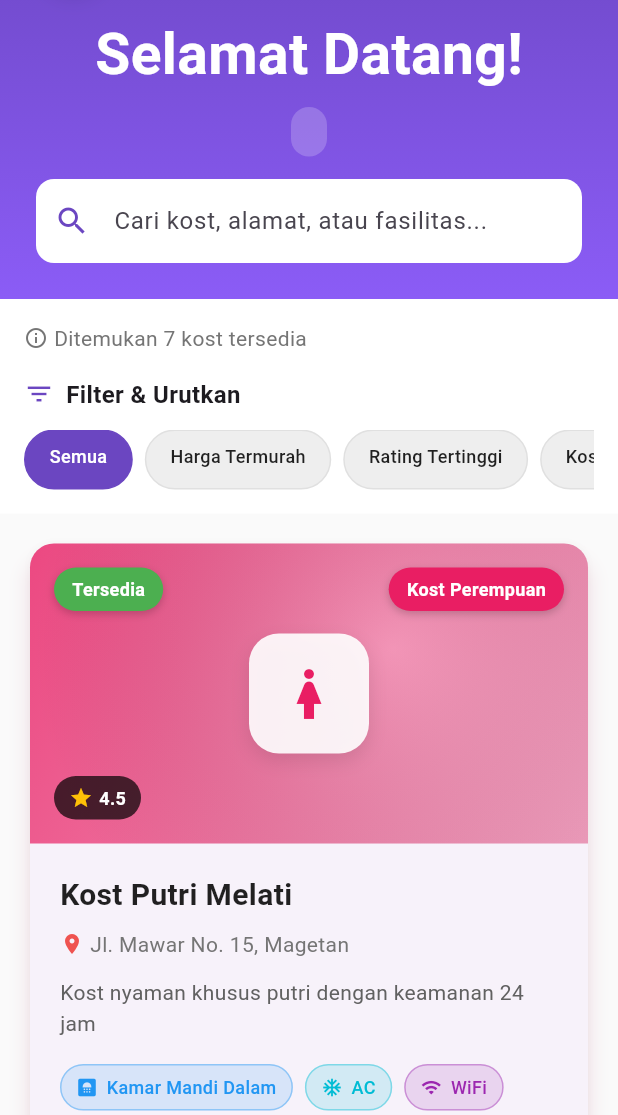
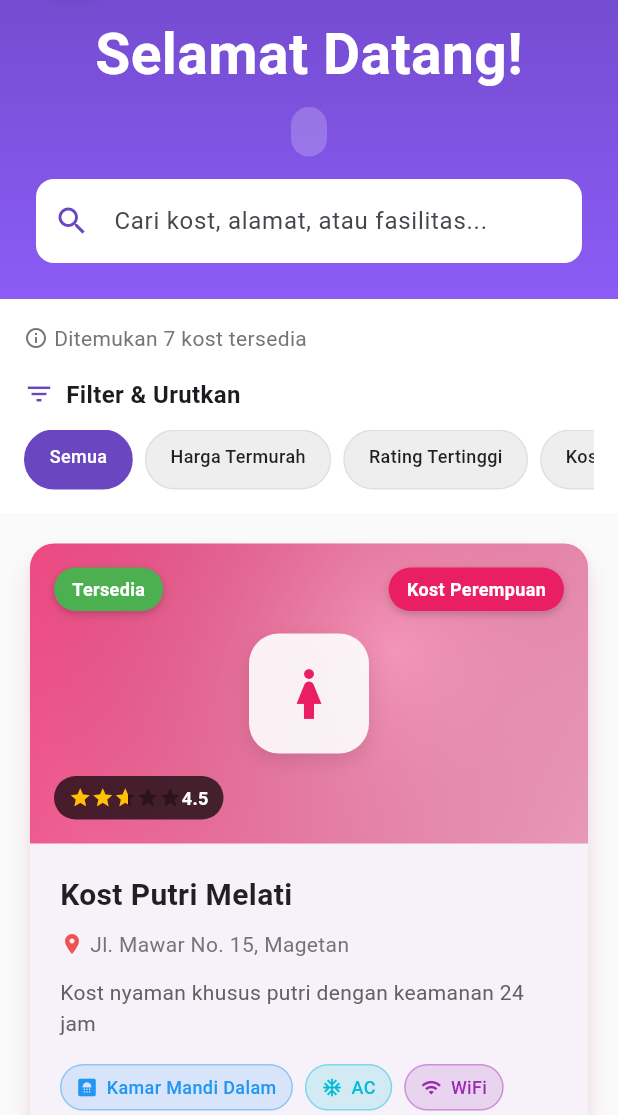
Before and after one commit to lupitaaasetia/aplikasi_kostqu, a Flutter app: the HomeScreen screen opened directly with empty values, on a phone screen of 412 x 824 dp, the part 121-1236 px from its top. Run offline on Flutter 3.47's test engine with Material 3 defaults, Android fonts, the phone set to English and light mode, and no system bars; drawn by our look-alikes of flutter_rating_bar; our stand-ins replace loading_animation_widget; accounts and stored records are empty.

Commit message:
Penambahan Librery

```diff
--- a/lib/models/base_entity.dart
+++ b/lib/models/base_entity.dart
@@ -21,7 +21,6 @@ abstract class BaseEntity {
   Map<String, dynamic> toJson();
   String getDisplayName();
 
-  // Template method pattern
   String getBaseInfo() {
     return 'ID: $_id, Created: ${_formatDate(_createdAt)}';
   }
--- a/lib/models/facility.dart
+++ b/lib/models/facility.dart
@@ -77,6 +77,7 @@ class Facility extends BaseEntity {
       'name': _name,
       'type': _type.name,
       'iconCodePoint': _icon.codePoint,
+      // ignore: deprecated_member_use
       'colorValue': _color.value,
       'isAvailable': _isAvailable,
       'additionalCost': _additionalCost,
@@ -123,14 +124,6 @@ class Facility extends BaseEntity {
         icon: Icons.electrical_services,
         color: Colors.amber,
       );
-    } else if (lowerName.contains('parkir')) {
-      return Facility(
-        id: id,
-        name: facilityName,
-        type: FacilityType.parking,
-        icon: Icons.local_parking,
-        color: Colors.grey,
-      );
     } else {
       return Facility(
         id: id,
--- a/lib/screens/home_screen.dart
+++ b/lib/screens/home_screen.dart
@@ -1,5 +1,6 @@
 // screens/home_screen.dart - Updated with SingleChildScrollView and Centered Welcome Text
 import 'package:flutter/material.dart';
+import 'package:flutter_rating_bar/flutter_rating_bar.dart';
 import '../models/kost.dart';
 import '../services/kost_service.dart';
 import '../services/auth_service.dart';
@@ -616,7 +617,7 @@ class _HomeScreenState extends State<HomeScreen> {
                     ),
                   ),
 
-                  // Rating badge
+                  //    badge
                   Positioned(
                     bottom: 16,
                     left: 16,
@@ -632,8 +633,14 @@ class _HomeScreenState extends State<HomeScreen> {
                       child: Row(
                         mainAxisSize: MainAxisSize.min,
                         children: [
-                          const Icon(Icons.star, color: Colors.amber, size: 16),
-                          const SizedBox(width: 4),
+                          RatingBarIndicator(
+                            rating: 2.6,
+                            itemBuilder: (context, index) =>
+                                Icon(Icons.star, color: Colors.amber),
+                            itemCount: 5,
+                            itemSize: 15.0,
+                            direction: Axis.horizontal,
+                          ),
                           Text(
                             kost.rating.toStringAsFixed(1),
                             style: const TextStyle(
--- a/lib/screens/login_screen.dart
+++ b/lib/screens/login_screen.dart
@@ -1,4 +1,3 @@
-// screens/login_screen.dart
 import 'package:aplikasi_kostqu/screens/forgrt_password_screen.dart';
 import 'package:aplikasi_kostqu/widgets/custom_button.dart';
 import 'package:aplikasi_kostqu/widgets/custom_text_field.dart';
--- a/pubspec.yaml
+++ b/pubspec.yaml
@@ -36,6 +36,10 @@ dependencies:
   cupertino_icons: ^1.0.8
   provider: ^6.1.5+1
   google_fonts: ^6.3.1
+  getwidget: ^6.0.0
+  loading_animation_widget: ^1.2.1
+  flutter_rating_bar: ^4.0.0
+
 
 dev_dependencies:
   flutter_test:
```
Also changed, not shown: lib/screens/splash_screen.dart (+9 -9 lines), pubspec.lock.
